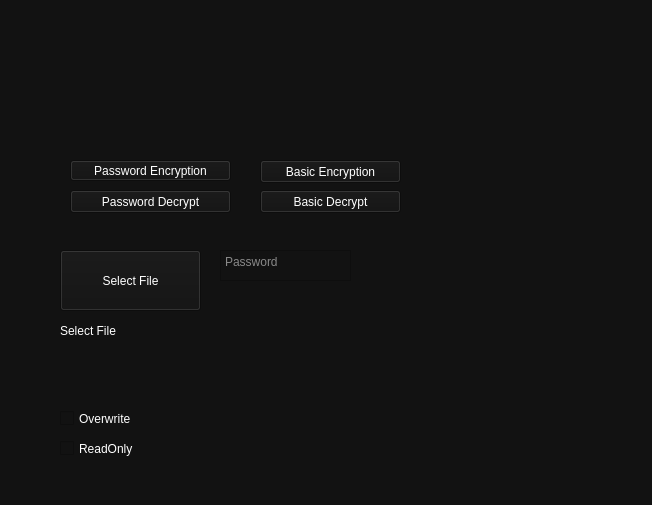
The window that ui/mainWindow.ui (beto-bit/PyEncryptor) describes before a commit, drawn with Qt 5.
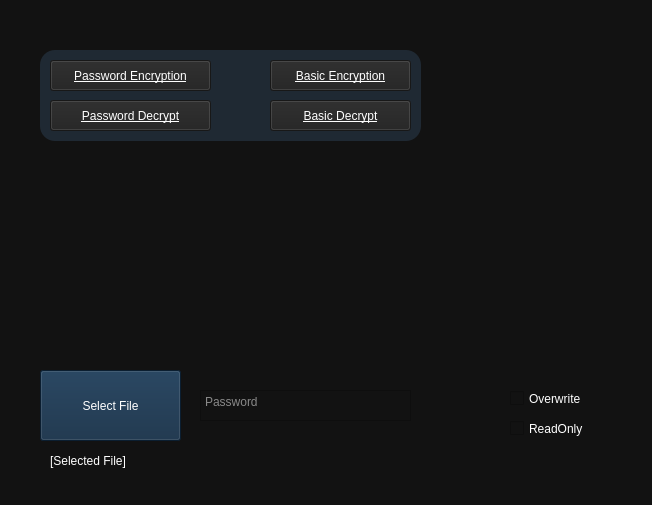
The same window after the commit. Icons and pictures are not drawn.

```diff
--- a/ui/mainWindow.ui
+++ b/ui/mainWindow.ui
@@ -27,12 +27,16 @@
    <widget class="QPushButton" name="b_encrypt_btn">
     <property name="geometry">
      <rect>
-      <x>260</x>
-      <y>160</y>
+      <x>270</x>
+      <y>60</y>
       <width>141</width>
-      <height>23</height>
+      <height>31</height>
      </rect>
     </property>
+    <property name="styleSheet">
+     <string notr="true">background-color: #212121;
+text-decoration: underline;</string>
+    </property>
     <property name="text">
      <string>Basic Encryption</string>
     </property>
@@ -40,12 +44,16 @@
    <widget class="QPushButton" name="b_decrypt_btn">
     <property name="geometry">
      <rect>
-      <x>260</x>
-      <y>190</y>
+      <x>270</x>
+      <y>100</y>
       <width>141</width>
-      <height>23</height>
+      <height>31</height>
      </rect>
     </property>
+    <property name="styleSheet">
+     <string notr="true">background-color: #212121;
+text-decoration: underline;</string>
+    </property>
     <property name="text">
      <string>Basic Decrypt</string>
     </property>
@@ -53,14 +61,15 @@
    <widget class="QPushButton" name="psw_encrypt_btn">
     <property name="geometry">
      <rect>
-      <x>70</x>
-      <y>160</y>
+      <x>50</x>
+      <y>60</y>
       <width>161</width>
-      <height>21</height>
+      <height>31</height>
      </rect>
     </property>
     <property name="styleSheet">
-     <string notr="true"/>
+     <string notr="true">background-color: #212121;
+text-decoration: underline;</string>
     </property>
     <property name="text">
      <string>Password Encryption</string>
@@ -72,12 +81,16 @@
    <widget class="QPushButton" name="psw_decrypt_btn">
     <property name="geometry">
      <rect>
-      <x>70</x>
-      <y>190</y>
+      <x>50</x>
+      <y>100</y>
       <width>161</width>
-      <height>23</height>
+      <height>31</height>
      </rect>
     </property>
+    <property name="styleSheet">
+     <string notr="true">background-color: #212121;
+text-decoration: underline;</string>
+    </property>
     <property name="text">
      <string>Password Decrypt</string>
     </property>
@@ -85,12 +98,16 @@
    <widget class="QPushButton" name="file_btn">
     <property name="geometry">
      <rect>
-      <x>60</x>
-      <y>250</y>
+      <x>40</x>
+      <y>370</y>
       <width>141</width>
-      <height>61</height>
+      <height>71</height>
      </rect>
     </property>
+    <property name="styleSheet">
+     <string notr="true">background-color: #102A43;
+font: 11pt &quot;Consolas&quot;;</string>
+    </property>
     <property name="text">
      <string>Select File</string>
     </property>
@@ -98,22 +115,22 @@
    <widget class="QLabel" name="label">
     <property name="geometry">
      <rect>
-      <x>60</x>
-      <y>320</y>
+      <x>50</x>
+      <y>450</y>
       <width>111</width>
       <height>21</height>
      </rect>
     </property>
     <property name="text">
-     <string>Select File</string>
+     <string>[Selected File]</string>
     </property>
    </widget>
    <widget class="QPlainTextEdit" name="psw_edit">
     <property name="geometry">
      <rect>
-      <x>220</x>
-      <y>250</y>
-      <width>131</width>
+      <x>200</x>
+      <y>390</y>
+      <width>211</width>
       <height>31</height>
      </rect>
     </property>
@@ -124,9 +141,9 @@
    <widget class="QCheckBox" name="overwrite_check">
     <property name="geometry">
      <rect>
-      <x>60</x>
-      <y>410</y>
-      <width>81</width>
+      <x>510</x>
+      <y>390</y>
+      <width>91</width>
       <height>17</height>
      </rect>
     </property>
@@ -140,8 +157,8 @@
    <widget class="QCheckBox" name="readonly_check">
     <property name="geometry">
      <rect>
-      <x>60</x>
-      <y>440</y>
+      <x>510</x>
+      <y>420</y>
       <width>81</width>
       <height>17</height>
      </rect>
@@ -150,6 +167,36 @@
      <string>ReadOnly</string>
     </property>
    </widget>
+   <widget class="QFrame" name="frame">
+    <property name="geometry">
+     <rect>
+      <x>40</x>
+      <y>50</y>
+      <width>381</width>
+      <height>91</height>
+     </rect>
+    </property>
+    <property name="styleSheet">
+     <string notr="true">background-color: #1F2933;
+border-radius: 15px;</string>
+    </property>
+    <property name="frameShape">
+     <enum>QFrame::StyledPanel</enum>
+    </property>
+    <property name="frameShadow">
+     <enum>QFrame::Raised</enum>
+    </property>
+   </widget>
+   <zorder>frame</zorder>
+   <zorder>b_encrypt_btn</zorder>
+   <zorder>b_decrypt_btn</zorder>
+   <zorder>psw_encrypt_btn</zorder>
+   <zorder>psw_decrypt_btn</zorder>
+   <zorder>file_btn</zorder>
+   <zorder>label</zorder>
+   <zorder>psw_edit</zorder>
+   <zorder>overwrite_check</zorder>
+   <zorder>readonly_check</zorder>
   </widget>
  </widget>
  <resources/>
```
